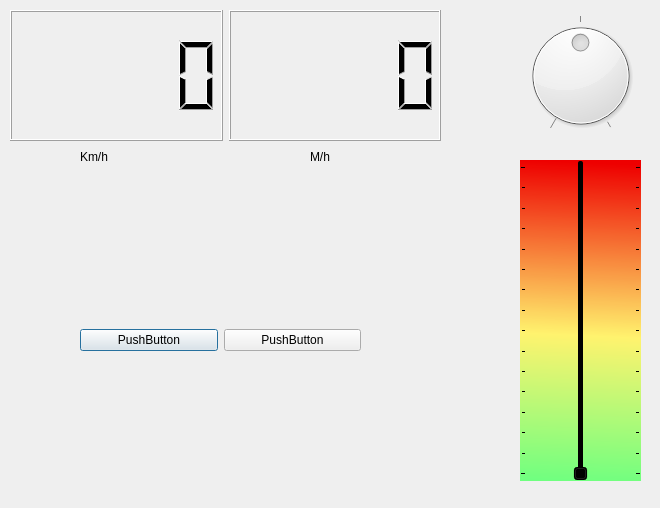
Before: the Qt Designer form DashBoard/dashboard/dialog.ui in amaurisur/PruebasQT, drawn with Qt 5.
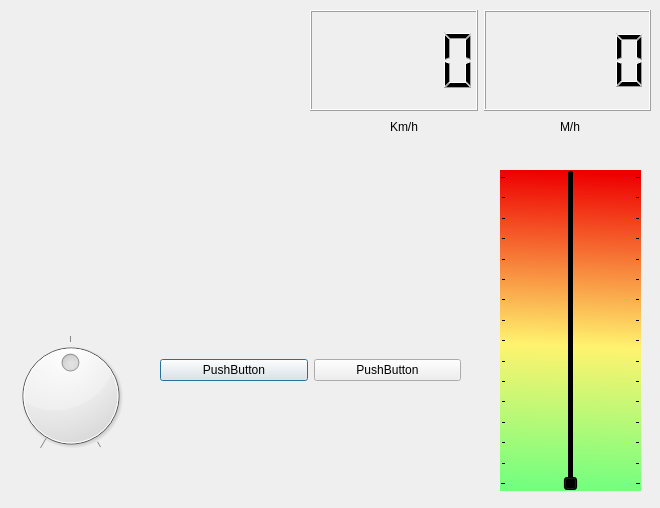
After: the same form once the commit is applied.

The edit to the form file:
```diff
--- a/DashBoard/dashboard/dialog.ui
+++ b/DashBoard/dashboard/dialog.ui
@@ -16,10 +16,10 @@
   <widget class="QWidget" name="horizontalLayoutWidget_2">
    <property name="geometry">
     <rect>
-     <x>80</x>
-     <y>300</y>
-     <width>281</width>
-     <height>81</height>
+     <x>160</x>
+     <y>310</y>
+     <width>301</width>
+     <height>121</height>
     </rect>
    </property>
    <layout class="QHBoxLayout" name="horizontalLayout_2">
@@ -32,9 +32,21 @@
     </item>
     <item>
      <widget class="QPushButton" name="button_HombreMuerto">
+      <property name="autoFillBackground">
+       <bool>false</bool>
+      </property>
       <property name="text">
        <string>PushButton</string>
       </property>
+      <property name="autoDefault">
+       <bool>true</bool>
+      </property>
+      <property name="default">
+       <bool>false</bool>
+      </property>
+      <property name="flat">
+       <bool>false</bool>
+      </property>
      </widget>
     </item>
    </layout>
@@ -42,8 +54,8 @@
   <widget class="QDial" name="dial">
    <property name="geometry">
     <rect>
-     <x>520</x>
-     <y>10</y>
+     <x>10</x>
+     <y>330</y>
      <width>121</width>
      <height>131</height>
     </rect>
@@ -67,10 +79,10 @@
   <widget class="QWidget" name="horizontalLayoutWidget">
    <property name="geometry">
     <rect>
-     <x>10</x>
+     <x>310</x>
      <y>10</y>
-     <width>431</width>
-     <height>131</height>
+     <width>341</width>
+     <height>101</height>
     </rect>
    </property>
    <layout class="QHBoxLayout" name="horizontalLayout">
@@ -85,8 +97,8 @@
   <widget class="QLabel" name="label_kmh">
    <property name="geometry">
     <rect>
-     <x>80</x>
-     <y>150</y>
+     <x>390</x>
+     <y>120</y>
      <width>47</width>
      <height>13</height>
     </rect>
@@ -98,8 +110,8 @@
   <widget class="QLabel" name="label_mph">
    <property name="geometry">
     <rect>
-     <x>310</x>
-     <y>150</y>
+     <x>560</x>
+     <y>120</y>
      <width>47</width>
      <height>13</height>
     </rect>
@@ -111,9 +123,9 @@
   <widget class="QSlider" name="palanca">
    <property name="geometry">
     <rect>
-     <x>520</x>
-     <y>160</y>
-     <width>121</width>
+     <x>500</x>
+     <y>170</y>
+     <width>141</width>
      <height>321</height>
     </rect>
    </property>
@@ -478,6 +490,17 @@
     <number>10</number>
    </property>
   </widget>
+  <widget class="QWidget" name="verticalLayoutWidget">
+   <property name="geometry">
+    <rect>
+     <x>10</x>
+     <y>10</y>
+     <width>281</width>
+     <height>231</height>
+    </rect>
+   </property>
+   <layout class="QVBoxLayout" name="verticalLayout"/>
+  </widget>
  </widget>
  <resources/>
  <connections/>
```
